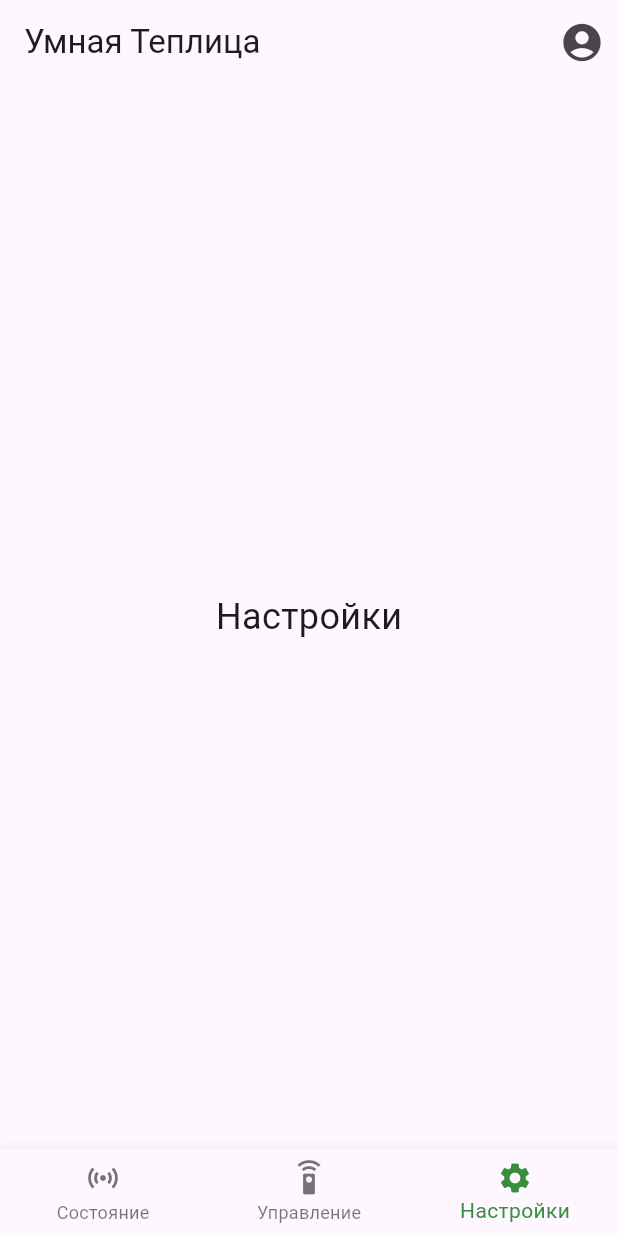
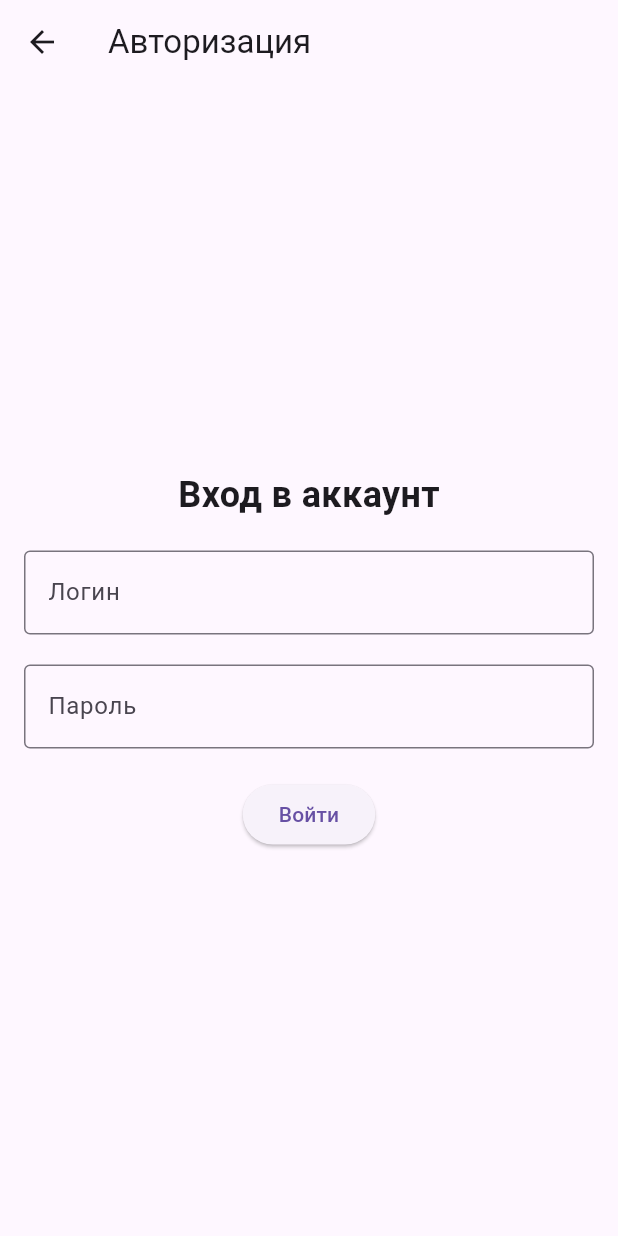
Before and after one commit to knowmaker/namer_app, a Flutter app: the screen it shows after launch, item 3 of the bottom bar chosen, after a tap on the "account circle" icon, on a phone screen of 412 x 824 dp. Run offline on Flutter 3.47's test engine with Material 3 defaults, Android fonts, the phone set to English and light mode, and no system bars; network calls fail.

Commit message:
added login screen

```diff
--- a/lib/control_screen.dart
+++ b/lib/control_screen.dart
@@ -91,8 +91,8 @@ class ControlScreenState extends State<ControlScreen> {
               padding: EdgeInsets.all(16.0),
               children: [
                 buildControlCard('Проветривание', 'ventilation', Icons.air),
-                buildControlCard('Полив 1', 'watering1', Icons.opacity),
-                buildControlCard('Полив 2', 'watering2', Icons.opacity_outlined),
+                buildControlCard('Полив грядки 1', 'watering1', Icons.opacity),
+                buildControlCard('Полив грядки 2', 'watering2', Icons.opacity),
                 buildControlCard('Освещение', 'lighting', Icons.lightbulb),
               ],
             ),
--- /dev/null
+++ b/lib/login_screen.dart
@@ -0,0 +1,87 @@
+import 'package:flutter/material.dart';
+
+class LoginScreen extends StatefulWidget {
+  @override
+  LoginScreenState createState() => LoginScreenState();
+}
+
+class LoginScreenState extends State<LoginScreen> {
+  final TextEditingController _usernameController = TextEditingController();
+  final TextEditingController _passwordController = TextEditingController();
+
+  bool _isLoading = false;
+
+  Future<void> _login() async {
+    setState(() {
+      _isLoading = true;
+    });
+
+    // Имитация запроса на сервер
+    await Future.delayed(Duration(seconds: 2));
+
+    // Пример простой проверки логина/пароля
+    if (_usernameController.text == 'admin' && _passwordController.text == '1234') {
+      if (mounted) {
+        ScaffoldMessenger.of(context).showSnackBar(
+          SnackBar(content: Text('Успешный вход!')),
+        );
+        Navigator.pop(context); // Возвращаемся назад после успешного входа
+      }
+    } else {
+      if (mounted) {
+        ScaffoldMessenger.of(context).showSnackBar(
+          SnackBar(content: Text('Неверный логин или пароль')),
+        );
+      }
+    }
+
+    setState(() {
+      _isLoading = false;
+    });
+  }
+
+  @override
+  Widget build(BuildContext context) {
+    return Scaffold(
+      appBar: AppBar(
+        title: Text('Авторизация'),
+      ),
+      body: Padding(
+        padding: const EdgeInsets.all(16.0),
+        child: Column(
+          mainAxisAlignment: MainAxisAlignment.center,
+          children: [
+            Text(
+              'Вход в аккаунт',
+              style: TextStyle(fontSize: 24, fontWeight: FontWeight.bold),
+            ),
+            SizedBox(height: 20),
+            TextField(
+              controller: _usernameController,
+              decoration: InputDecoration(
+                labelText: 'Логин',
+                border: OutlineInputBorder(),
+              ),
+            ),
+            SizedBox(height: 20),
+            TextField(
+              controller: _passwordController,
+              decoration: InputDecoration(
+                labelText: 'Пароль',
+                border: OutlineInputBorder(),
+              ),
+              obscureText: true,
+            ),
+            SizedBox(height: 20),
+            _isLoading
+                ? CircularProgressIndicator()
+                : ElevatedButton(
+                    onPressed: _login,
+                    child: Text('Войти'),
+                  ),
+          ],
+        ),
+      ),
+    );
+  }
+}
--- a/lib/main.dart
+++ b/lib/main.dart
@@ -2,6 +2,7 @@ import 'package:flutter/material.dart';
 import 'sensor_screen.dart';
 import 'control_screen.dart';
 import 'settings_screen.dart';
+import 'login_screen.dart';
 
 void main() {
   runApp(MyApp());
@@ -49,8 +50,10 @@ class MainScreenState extends State<MainScreen> {
           IconButton(
             icon: Icon(Icons.account_circle, size: 30),
             onPressed: () {
-              // Логика для перехода к профилю пользователя или другой функции
-              print("Иконка пользователя нажата");
+              Navigator.push(
+                context,
+                MaterialPageRoute(builder: (context) => LoginScreen()),
+              );
             },
           ),
         ],
```
